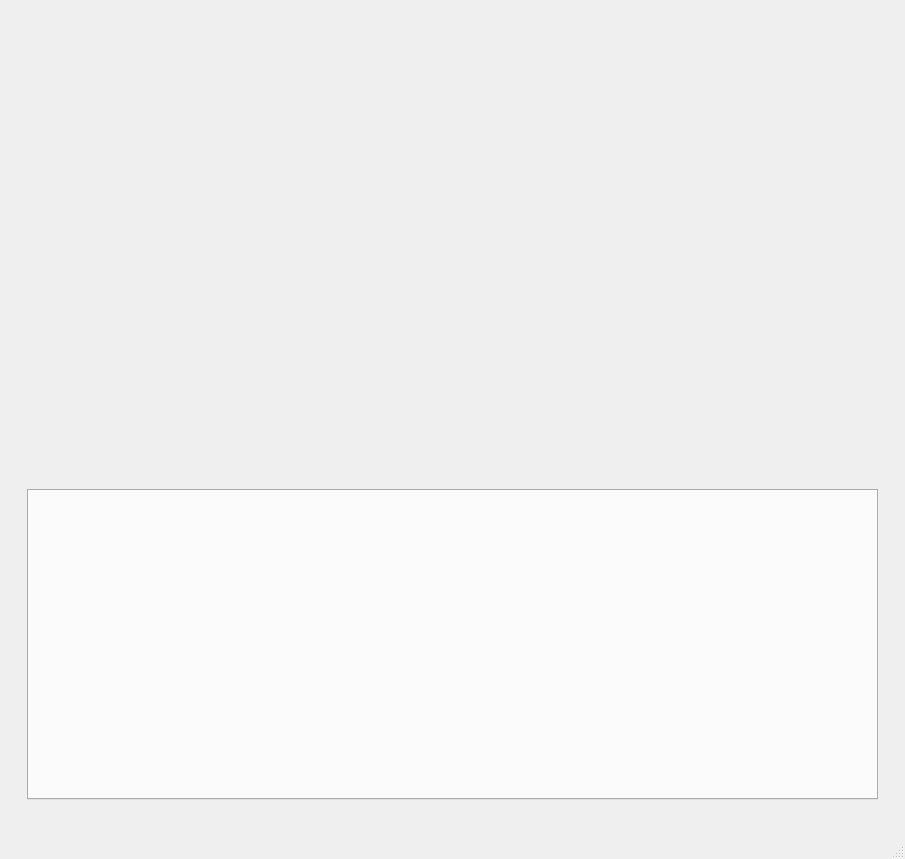
Before: the Qt Designer form gui/interface.ui in lars-frogner/Vortek-C, drawn with Qt 5.
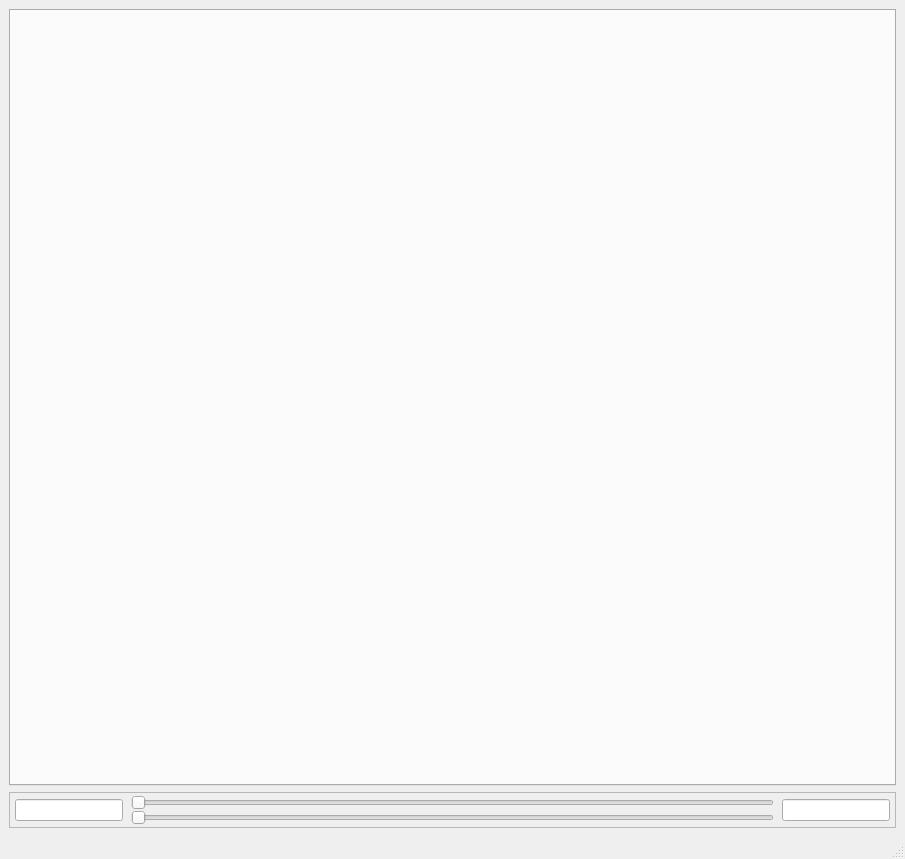
After: the same form once the commit is applied.

Commit message: Add menubar entry for renderer and more transfer function controls

Diff of the .ui file:
```diff
--- a/gui/interface.ui
+++ b/gui/interface.ui
@@ -14,30 +14,11 @@
    <string>Vortek - GUI</string>
   </property>
   <widget class="QWidget" name="centralwidget">
-   <widget class="QStackedWidget" name="contextStackedWidget">
-    <property name="geometry">
-     <rect>
-      <x>10</x>
-      <y>479</y>
-      <width>881</width>
-      <height>321</height>
-     </rect>
-    </property>
-    <property name="currentIndex">
-     <number>1</number>
-    </property>
-    <widget class="QWidget" name="page">
-     <widget class="QTabWidget" name="RGBATransferFunctionTabWidget">
-      <property name="geometry">
-       <rect>
-        <x>17</x>
-        <y>10</y>
-        <width>850</width>
-        <height>311</height>
-       </rect>
-      </property>
+   <layout class="QGridLayout" name="gridLayout">
+    <item row="0" column="0">
+     <widget class="QStackedWidget" name="contextStackedWidget">
       <property name="sizePolicy">
-       <sizepolicy hsizetype="Maximum" vsizetype="Maximum">
+       <sizepolicy hsizetype="Preferred" vsizetype="Preferred">
         <horstretch>0</horstretch>
         <verstretch>0</verstretch>
        </sizepolicy>
@@ -46,32 +27,223 @@
        <string/>
       </property>
       <property name="currentIndex">
-       <number>-1</number>
+       <number>0</number>
       </property>
+      <widget class="QWidget" name="transferFunctionPage">
+       <layout class="QVBoxLayout" name="verticalLayout">
+        <property name="spacing">
+         <number>-1</number>
+        </property>
+        <property name="leftMargin">
+         <number>0</number>
+        </property>
+        <property name="topMargin">
+         <number>0</number>
+        </property>
+        <property name="rightMargin">
+         <number>0</number>
+        </property>
+        <property name="bottomMargin">
+         <number>0</number>
+        </property>
+        <item>
+         <widget class="QStackedWidget" name="transferFunctionStackedWidget">
+          <property name="currentIndex">
+           <number>1</number>
+          </property>
+          <widget class="QWidget" name="RGBATransferFunctionPage">
+           <layout class="QHBoxLayout" name="horizontalLayout_4">
+            <property name="leftMargin">
+             <number>0</number>
+            </property>
+            <property name="topMargin">
+             <number>0</number>
+            </property>
+            <property name="rightMargin">
+             <number>0</number>
+            </property>
+            <property name="bottomMargin">
+             <number>0</number>
+            </property>
+            <item>
+             <widget class="QTabWidget" name="RGBATransferFunctionTabWidget">
+              <property name="sizePolicy">
+               <sizepolicy hsizetype="Preferred" vsizetype="Preferred">
+                <horstretch>0</horstretch>
+                <verstretch>0</verstretch>
+               </sizepolicy>
+              </property>
+              <property name="baseSize">
+               <size>
+                <width>500</width>
+                <height>300</height>
+               </size>
+              </property>
+              <property name="toolTip">
+               <string/>
+              </property>
+              <property name="currentIndex">
+               <number>-1</number>
+              </property>
+             </widget>
+            </item>
+           </layout>
+          </widget>
+          <widget class="QWidget" name="HSVATransferFunctionPage">
+           <layout class="QHBoxLayout" name="horizontalLayout">
+            <property name="leftMargin">
+             <number>0</number>
+            </property>
+            <property name="topMargin">
+             <number>0</number>
+            </property>
+            <property name="rightMargin">
+             <number>0</number>
+            </property>
+            <property name="bottomMargin">
+             <number>0</number>
+            </property>
+            <item>
+             <widget class="QTabWidget" name="HSVATransferFunctionTabWidget">
+              <property name="sizePolicy">
+               <sizepolicy hsizetype="Preferred" vsizetype="Preferred">
+                <horstretch>0</horstretch>
+                <verstretch>0</verstretch>
+               </sizepolicy>
+              </property>
+              <property name="baseSize">
+               <size>
+                <width>500</width>
+                <height>300</height>
+               </size>
+              </property>
+              <property name="currentIndex">
+               <number>-1</number>
+              </property>
+             </widget>
+            </item>
+           </layout>
+          </widget>
+         </widget>
+        </item>
+        <item>
+         <widget class="QFrame" name="limitControlFrame">
+          <property name="frameShape">
+           <enum>QFrame::StyledPanel</enum>
+          </property>
+          <property name="frameShadow">
+           <enum>QFrame::Raised</enum>
+          </property>
+          <layout class="QHBoxLayout" name="horizontalLayout_3">
+           <property name="spacing">
+            <number>8</number>
+           </property>
+           <property name="leftMargin">
+            <number>5</number>
+           </property>
+           <property name="topMargin">
+            <number>2</number>
+           </property>
+           <property name="rightMargin">
+            <number>5</number>
+           </property>
+           <property name="bottomMargin">
+            <number>2</number>
+           </property>
+           <item>
+            <widget class="QLineEdit" name="lowerLimitLineEdit">
+             <property name="sizePolicy">
+              <sizepolicy hsizetype="Preferred" vsizetype="Fixed">
+               <horstretch>0</horstretch>
+               <verstretch>0</verstretch>
+              </sizepolicy>
+             </property>
+            </widget>
+           </item>
+           <item>
+            <widget class="QFrame" name="limitControlSliderFrame">
+             <property name="frameShape">
+              <enum>QFrame::NoFrame</enum>
+             </property>
+             <property name="frameShadow">
+              <enum>QFrame::Raised</enum>
+             </property>
+             <layout class="QVBoxLayout" name="verticalLayout_3">
+              <property name="spacing">
+               <number>0</number>
+              </property>
+              <property name="leftMargin">
+               <number>0</number>
+              </property>
+              <property name="topMargin">
+               <number>0</number>
+              </property>
+              <property name="rightMargin">
+               <number>0</number>
+              </property>
+              <property name="bottomMargin">
+               <number>0</number>
+              </property>
+              <item>
+               <widget class="QSlider" name="lowerLimitSlider">
+                <property name="minimumSize">
+                 <size>
+                  <width>0</width>
+                  <height>0</height>
+                 </size>
+                </property>
+                <property name="baseSize">
+                 <size>
+                  <width>0</width>
+                  <height>0</height>
+                 </size>
+                </property>
+                <property name="orientation">
+                 <enum>Qt::Horizontal</enum>
+                </property>
+               </widget>
+              </item>
+              <item>
+               <widget class="QSlider" name="upperLimitSlider">
+                <property name="orientation">
+                 <enum>Qt::Horizontal</enum>
+                </property>
+                <property name="invertedAppearance">
+                 <bool>false</bool>
+                </property>
+                <property name="invertedControls">
+                 <bool>false</bool>
+                </property>
+               </widget>
+              </item>
+             </layout>
+            </widget>
+           </item>
+           <item>
+            <widget class="QLineEdit" name="upperLimitLineEdit">
+             <property name="sizePolicy">
+              <sizepolicy hsizetype="Preferred" vsizetype="Fixed">
+               <horstretch>0</horstretch>
+               <verstretch>0</verstretch>
+              </sizepolicy>
+             </property>
+            </widget>
+           </item>
+          </layout>
+          <zorder>upperLimitSlider</zorder>
+          <zorder>limitControlSliderFrame</zorder>
+          <zorder>lowerLimitLineEdit</zorder>
+          <zorder>upperLimitLineEdit</zorder>
+         </widget>
+        </item>
+       </layout>
+      </widget>
+      <widget class="QWidget" name="page_2">
+       <layout class="QHBoxLayout" name="horizontalLayout_2"/>
+      </widget>
      </widget>
-    </widget>
-    <widget class="QWidget" name="page_2">
-     <widget class="QTabWidget" name="HSVATransferFunctionTabWidget">
-      <property name="geometry">
-       <rect>
-        <x>17</x>
-        <y>10</y>
-        <width>851</width>
-        <height>311</height>
-       </rect>
-      </property>
-      <property name="sizePolicy">
-       <sizepolicy hsizetype="Maximum" vsizetype="Maximum">
-        <horstretch>0</horstretch>
-        <verstretch>0</verstretch>
-       </sizepolicy>
-      </property>
-      <property name="currentIndex">
-       <number>-1</number>
-      </property>
-     </widget>
-    </widget>
-   </widget>
+    </item>
+   </layout>
   </widget>
   <widget class="QMenuBar" name="menubar">
    <property name="geometry">
```
Left out of the diff: 3 changed lines with no effect on the pictures. The commit also changes 1 other file.
